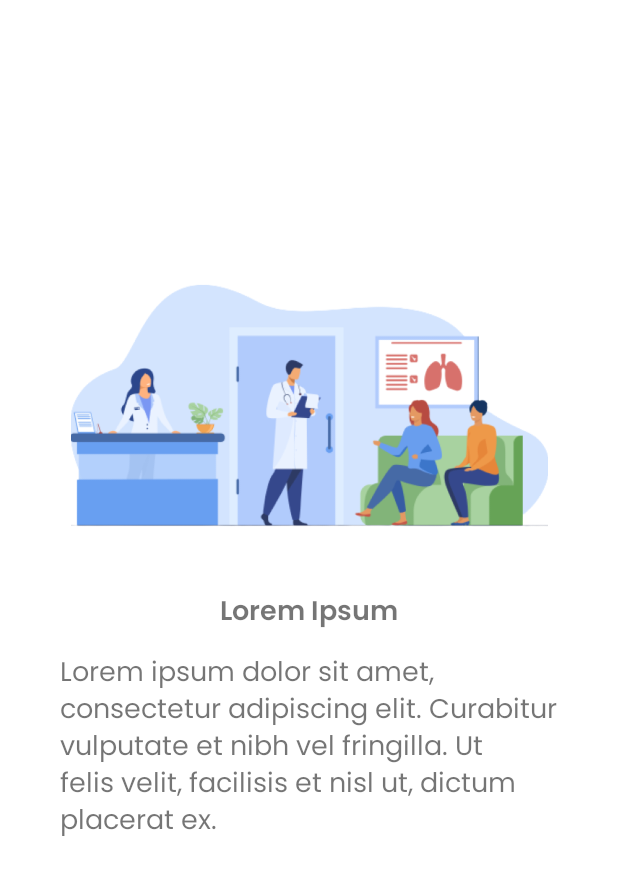
After one commit to yogaprasetia/capstone-predix, an Android app: the layout first_onboarding.xml on its own in the app's theme, with its tools: preview values and no code run, on a phone screen of 412 x 824 dp. The commit adds this screen. Shown: the top 875 px of the screen. Run offline under Robolectric (Android 15) with nearby library versions, the phone set to English and light mode, and no system bars.

Commit message:
Add splash screen and onboarding screen

```diff
--- a/app/build.gradle
+++ b/app/build.gradle
@@ -101,6 +101,9 @@ dependencies {
     implementation 'com.google.firebase:firebase-ml-modeldownloader'
 
     // Also declare the dependency for the TensorFlow Lite library and specify its version
-    implementation 'org.tensorflow:tensorflow-lite:2.3.0'
+    implementation 'org.tensorflow:tensorflow-lite:2.4.0'
+
+    //Onboarding
+    implementation 'com.github.AppIntro:AppIntro:6.1.0'
 
 }
--- /dev/null
+++ b/app/src/main/res/layout/first_onboarding.xml
@@ -0,0 +1,45 @@
+<?xml version="1.0" encoding="utf-8"?>
+<androidx.constraintlayout.widget.ConstraintLayout xmlns:android="http://schemas.android.com/apk/res/android"
+    xmlns:app="http://schemas.android.com/apk/res-auto"
+    xmlns:tools="http://schemas.android.com/tools"
+    android:layout_width="match_parent"
+    android:layout_height="match_parent">
+
+    <ImageView
+        android:id="@+id/imageView"
+        android:layout_width="350dp"
+        android:layout_height="250dp"
+        android:contentDescription="@string/poster_onboard"
+        android:src="@drawable/first_onboard"
+        app:layout_constraintBottom_toBottomOf="parent"
+        app:layout_constraintEnd_toEndOf="parent"
+        app:layout_constraintStart_toStartOf="parent"
+        app:layout_constraintTop_toTopOf="parent"
+        app:layout_constraintVertical_bias="0.25" />
+
+    <TextView
+        android:id="@+id/tv_onboard_title"
+        android:layout_width="wrap_content"
+        android:layout_height="wrap_content"
+        android:fontFamily="@font/poppins_semi"
+        android:text="@string/lorem_ipsum"
+        android:textSize="18sp"
+        app:layout_constraintEnd_toEndOf="parent"
+        app:layout_constraintStart_toStartOf="parent"
+        app:layout_constraintTop_toBottomOf="@+id/imageView" />
+
+    <TextView
+        android:layout_width="0dp"
+        android:layout_height="wrap_content"
+        android:layout_marginTop="10dp"
+        android:layout_marginStart="40dp"
+        android:layout_marginEnd="40dp"
+        android:text="@string/lorem_ipsum_long"
+        android:fontFamily="@font/poppins_regular"
+        android:textSize="18sp"
+        app:layout_constraintEnd_toEndOf="parent"
+        app:layout_constraintStart_toStartOf="parent"
+        app:layout_constraintTop_toBottomOf="@+id/tv_onboard_title" />
+
+
+</androidx.constraintlayout.widget.ConstraintLayout>
--- a/app/src/main/res/values/strings.xml
+++ b/app/src/main/res/values/strings.xml
@@ -24,4 +24,9 @@
     <string name="start_detection">Start Detection</string>
     <string name="detection">Detection</string>
     <string name="detect">Detect</string>
+    <string name="by_predix_team">by Predix.team</string>
+    <string name="logo_app">Logo app</string>
+    <string name="poster_onboard">Poster onboard</string>
+    <string name="lorem_ipsum">Lorem Ipsum</string>
+    <string name="lorem_ipsum_long">Lorem ipsum dolor sit amet, consectetur adipiscing elit. Curabitur vulputate et nibh vel fringilla. Ut felis velit, facilisis et nisl ut, dictum placerat ex.</string>
 </resources>
```
Also changed, not shown: app/src/main/AndroidManifest.xml (+15 -8 lines), app/src/main/java/com/predixteam/predixai/ui/detection/DetectionActivity.kt (+8 -6 lines), app/src/main/java/com/predixteam/predixai/ui/detection/DetectionViewModel.kt (deleted, +0 -36 lines), app/src/main/java/com/predixteam/predixai/ui/onboarding/OnBoardingActivity.kt (added, +49 -0 lines), app/src/main/java/com/predixteam/predixai/ui/splash/SplashActivity.kt (added, +40 -0 lines), app/src/main/res/layout/activity_on_boarding.xml (added, +9 -0 lines), app/src/main/res/layout/activity_splash.xml (added, +32 -0 lines), app/src/main/res/layout/second_onboarding.xml (added, +45 -0 lines), app/src/main/res/layout/third_onboarding.xml (added, +45 -0 lines), app/src/main/res/drawable/first_onboard.png (added), app/src/main/res/drawable/logapp.png (added), app/src/main/res/drawable/second_onboard.png (added), app/src/main/res/drawable/third_onboard.png (added).
